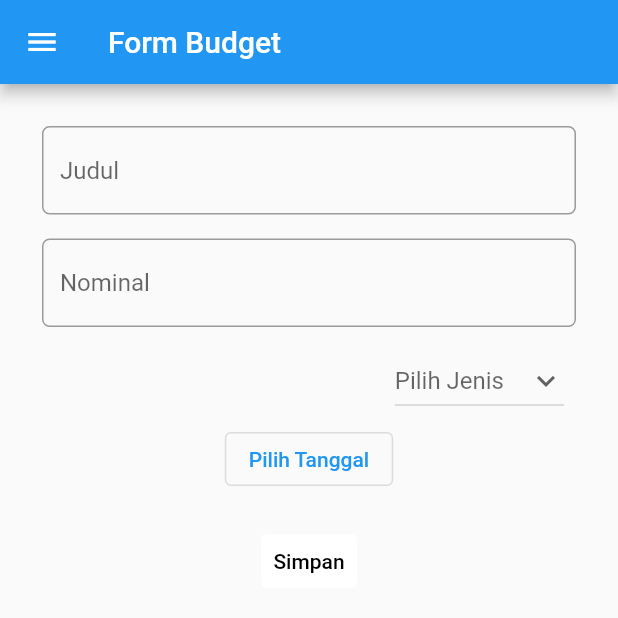
After one commit to KingGedorah/pbp-flutter-lab, a Flutter app: the MyForm screen opened directly, in the side drawer, after a tap on "Pilih Jenis", on a phone screen of 412 x 824 dp, the top half of it. The commit adds this screen. Run offline on Flutter 3.47's test engine with Material 2 defaults, Android fonts, the phone set to English and light mode, and no system bars.

Commit message:
Tugas 8 Done

```diff
--- /dev/null
+++ b/counter_7/lib/drawer.dart
@@ -0,0 +1,44 @@
+import 'package:flutter/material.dart';
+import 'package:counter_7/main.dart';
+import 'package:counter_7/form.dart';
+import 'package:counter_7/databudget.dart';
+
+
+class HamburgerMenu extends StatelessWidget {
+  @override
+  Widget build(BuildContext context) {
+    return Drawer (
+      child: Column(
+        children: [
+          ListTile(
+            title: const Text('counter_7'),
+            onTap: () {
+              Navigator.pushReplacement(
+                context,
+                MaterialPageRoute(builder: (context) => const MyHomePage(title: 'Program Counter')),
+              );
+            },
+          ),
+          ListTile(
+            title: const Text('Tambah Budget'),
+            onTap: () {
+              Navigator.pushReplacement(
+                context,
+                MaterialPageRoute(builder: (context) => const MyForm()),
+              );
+            },
+          ),
+          ListTile(
+            title: const Text('Data Budget'),
+            onTap: () {
+              Navigator.pushReplacement(
+                context,
+                MaterialPageRoute(builder: (context) => const MyBudget()),
+              );
+            },
+          ),
+        ],
+      ),
+    );
+  }
+}
--- /dev/null
+++ b/counter_7/lib/form.dart
@@ -0,0 +1,169 @@
+import 'drawer.dart';
+import 'package:flutter/material.dart';
+import 'main.dart';
+
+class Budget {
+  String judul;
+  int nominal;
+  String tipe;
+  DateTime date;
+  Budget(this.judul, this.nominal, this.tipe, this.date);
+}
+
+class MyForm extends StatefulWidget {
+  const MyForm({super.key});
+  static List<Budget> listBudget = [];
+
+  @override
+  State<MyForm> createState() => _MyFormState();
+}
+
+
+class _MyFormState extends State<MyForm> {
+  final _formKey = GlobalKey<FormState>();
+  String? _judul;
+  int? _nominal;
+  String? tipeBudget;
+  DateTime date = DateTime.now();
+  List<String> jenisPemakaian = ['Pemasukan', 'Pengeluaran'];
+
+  @override
+  Widget build(BuildContext context) {
+    return Scaffold(
+      appBar: AppBar(
+        title: Text('Form Budget'),
+      ),
+      drawer: HamburgerMenu(),
+      body: Form(
+        key: _formKey,
+        child: Column(
+          children: [
+            SingleChildScrollView(
+              child: Container(
+                padding: const EdgeInsets.all(20.0),
+                child: Column(
+                  children: [
+                    Padding(
+                      padding: const EdgeInsets.all(8.0),
+                      child: TextFormField(
+                        decoration: InputDecoration(
+                          hintText: "Judul",
+                          border: OutlineInputBorder(
+                            borderRadius: BorderRadius.circular(5.0),
+                          ),
+                        ),
+                        onChanged: (String? value) {
+                          setState(() {
+                            _judul = value!;
+                          });
+                        },
+                        onSaved: (String? value) {
+                          setState(() {
+                            _judul = value!;
+                          });
+                        },
+                        validator: (String? value) {
+                          if (value == null || value.isEmpty) {
+                            return 'Judul tidak boleh kosong!';
+                          }
+                          return null;
+                        },
+                      ),
+                    ),
+                    Padding(
+                      padding: const EdgeInsets.all(8.0),
+                      child: TextFormField(
+                        decoration: InputDecoration(
+                          hintText: "Nominal",
+                          border: OutlineInputBorder(
+                            borderRadius: BorderRadius.circular(5.0),
+                          ),
+                        ),
+                        onChanged: (String? value) {
+                          setState(() {
+                            _nominal = int.parse(value!);
+                          });
+                        },
+                        onSaved: (String? value) {
+                          setState(() {
+                            _nominal = int.parse(value!);
+                          });
+                        },
+                        validator: (String? value) {
+                          if (value == null || value.isEmpty) {
+                            return 'Nominal tidak boleh kosong!';
+                          }
+                          return null;
+                        },
+                      ),
+                    ),
+                    Container(
+                      alignment: Alignment.center,
+                      child: Container(
+                        alignment: Alignment.center,
+                        child: ListTile(
+                          trailing: DropdownButton(
+                            value: tipeBudget,
+                            hint: const Text("Pilih Jenis"),
+                            icon: const Icon(Icons.keyboard_arrow_down),
+                            items: jenisPemakaian.map((String items) {
+                              return DropdownMenuItem(
+                                value: items,
+                                child: Center(
+                                  child: Text(
+                                    items,
+                                    textAlign: TextAlign.center,
+                                  ),
+                                ),
+                              );
+                            }).toList(),
+                            onChanged: (String? newValue) {
+                              setState(() {
+                                tipeBudget = newValue!;
+                              });
+                            },
+                          ),
+                        ),
+                      ),
+                    ),
+                    OutlinedButton(
+                        onPressed: () {
+                          showDatePicker(
+                            context: context,
+                            initialDate: DateTime.now(),
+                            firstDate: DateTime(2000),
+                            lastDate: DateTime(2030),
+                          ).then((value) {
+                            setState(() {
+                              date = value!;
+                            });
+                          });
+                        },
+                        child: Text("Pilih Tanggal"))
+                  ],
+                ),
+              ),
+            ),
+            Align(
+              alignment: Alignment.bottomCenter,
+              child: TextButton(
+                child: const Text(
+                  "Simpan",
+                  style: TextStyle(color: Colors.black),
+                ),
+                style: ButtonStyle(
+                  backgroundColor: MaterialStateProperty.all(Colors.white),
+                ),
+                onPressed: () {
+                  if (_formKey.currentState!.validate()) {
+                    MyForm.listBudget.add(new Budget(_judul!, _nominal!, tipeBudget!, date));
+                  }
+                },
+              ),
+            ),
+          ],
+        ),
+      ),
+    );
+  }
+}
--- a/counter_7/lib/main.dart
+++ b/counter_7/lib/main.dart
@@ -1,4 +1,5 @@
 import 'package:flutter/material.dart';
+import 'drawer.dart';
 
 void main() {
   runApp(const MyApp());
@@ -91,6 +92,7 @@ class _MyHomePageState extends State<MyHomePage> {
       appBar: AppBar(
         title: Text(widget.title),
       ),
+      drawer: HamburgerMenu(),
       body: Center(
         child: Column(
           mainAxisAlignment: MainAxisAlignment.center,
```
Also changed, not shown: counter_7/lib/databudget.dart (added, +54 -0 lines), 1 other file.
